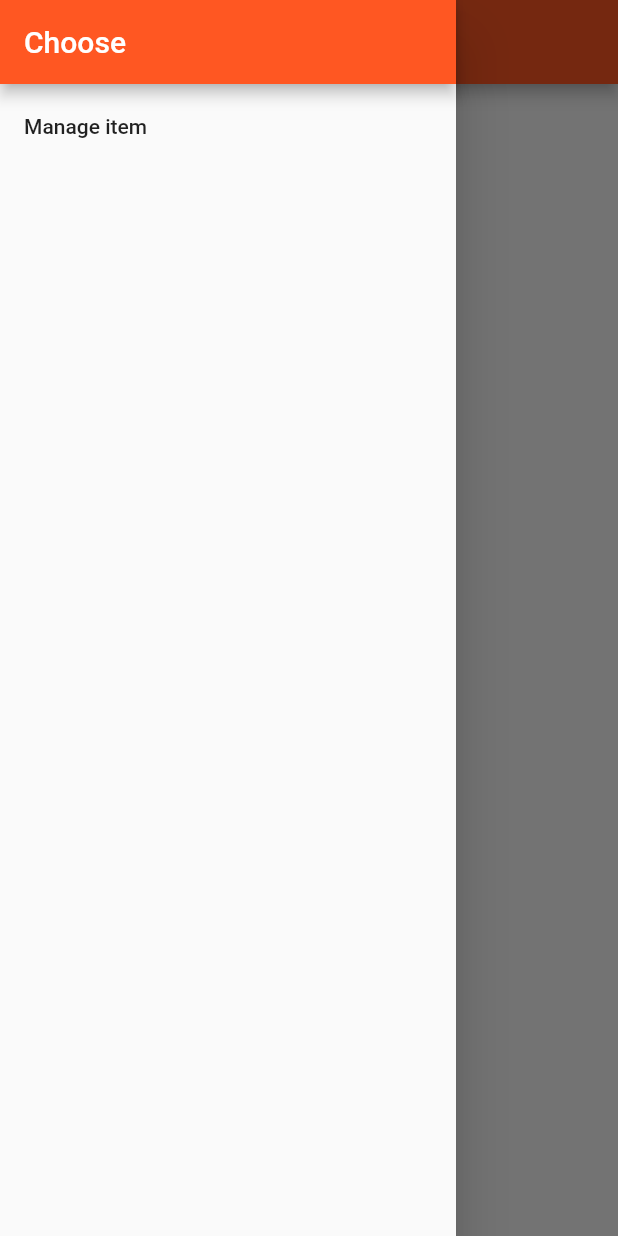
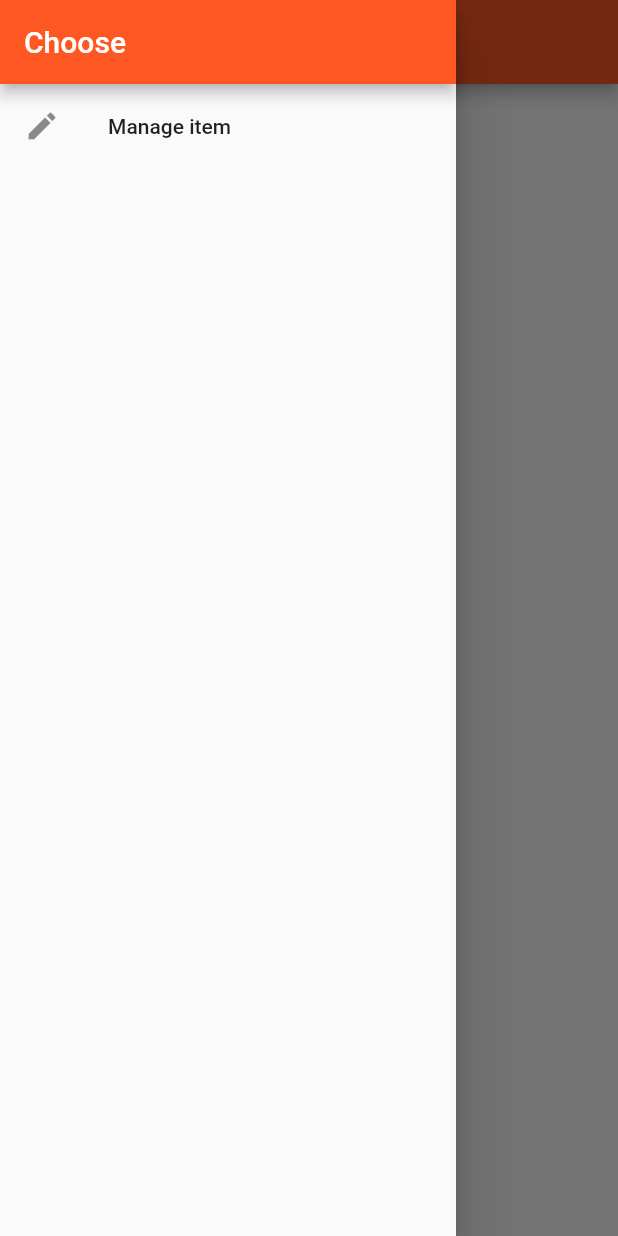
Before and after one commit to ArthurChrm/flutter_experiment, a Flutter app: the ItemsPages screen opened by its route, with the side drawer open, on a phone screen of 412 x 824 dp. Run offline on Flutter 3.47's test engine with Material 2 defaults, Android fonts, the phone set to English and light mode, and no system bars.

Commit message:
Add icon to SideDrawer

```diff
--- a/lib/pages/items.dart
+++ b/lib/pages/items.dart
@@ -18,6 +18,7 @@ class ItemsPages extends StatelessWidget {
               title: Text('Choose'),
             ),
             ListTile(
+              leading: Icon(Icons.edit),
               title: Text('Manage item'),
               onTap: () {
                 Navigator.pushReplacementNamed(context, '/admin');
```
